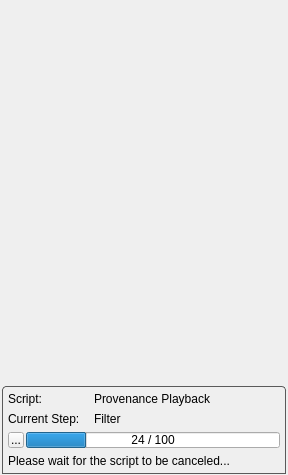
First picture: the form in src/Interface/Application/LayerManagerWidget.ui, repository SCIInstitute/Seg3D, before the edit.
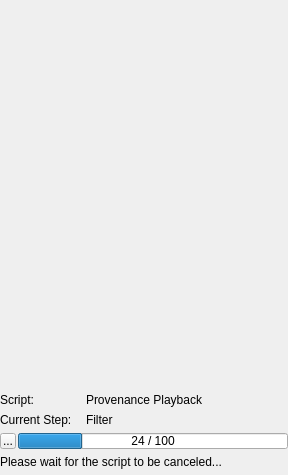
Second picture: the form after the edit. Icons and pictures are not drawn.

```diff
--- a/src/Interface/Application/LayerManagerWidget.ui
+++ b/src/Interface/Application/LayerManagerWidget.ui
@@ -42,7 +42,7 @@
    </property>
    <layout class="QVBoxLayout" name="verticalLayout">
     <property name="margin">
-     <number>1</number>
+     <number>0</number>
     </property>
     <item>
      <widget class="QScrollArea" name="scrollArea">
@@ -81,7 +81,7 @@
          <number>1</number>
         </property>
         <property name="rightMargin">
-         <number>1</number>
+         <number>0</number>
         </property>
         <property name="bottomMargin">
          <number>1</number>
@@ -92,27 +92,18 @@
     </item>
     <item>
      <widget class="QWidget" name="script_widget_" native="true">
-      <property name="styleSheet">
-       <string notr="true">QWidget#script_widget_
-{
-border:1px solid rgb(90, 90, 90);
-margin:0 1 0 1;
-border-top-right-radius:4px;
-border-top-left-radius:4px;
-}</string>
-      </property>
       <layout class="QVBoxLayout" name="verticalLayout_2">
        <property name="spacing">
         <number>6</number>
        </property>
        <property name="leftMargin">
-        <number>7</number>
+        <number>0</number>
        </property>
        <property name="topMargin">
         <number>6</number>
        </property>
        <property name="rightMargin">
-        <number>7</number>
+        <number>0</number>
        </property>
        <property name="bottomMargin">
         <number>6</number>
```
